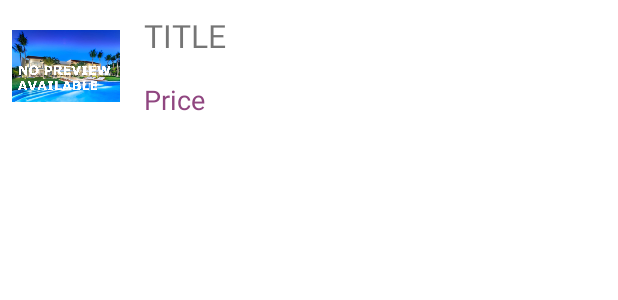
After one commit to Neandril/RealEstateManager, an Android app: the layout custom_map_icon.xml on its own in the app's theme, with its tools: preview values and no code run, on a phone screen of 412 x 824 dp. The commit adds this screen. Shown: the top 300 px of the screen. Run offline under Robolectric (Android 15) with nearby library versions, the phone set to English and light mode, and no system bars.

Commit message:
Implementation of the map with custom markers

```diff
--- a/app/build.gradle
+++ b/app/build.gradle
@@ -90,6 +90,10 @@ dependencies {
     // COROUTINES
     api "org.jetbrains.kotlinx:kotlinx-coroutines-android:$rootProject.coroutines"
 
+    // GLIDE
+    implementation 'com.github.bumptech.glide:glide:4.11.0'
+    annotationProcessor 'com.github.bumptech.glide:compiler:4.11.0'
+
     // GOOGLE MAPS
     implementation 'com.google.android.gms:play-services-places:17.0.0'
     implementation 'com.google.android.gms:play-services-maps:17.0.0'
--- a/app/src/main/java/com/neandril/realestatemanager/utils/Extensions.kt
+++ b/app/src/main/java/com/neandril/realestatemanager/utils/Extensions.kt
@@ -20,5 +20,5 @@ fun String.toSquare() : String {
 // Returns a string with separated thousands
 fun String.toThousand() : String {
     val value = this.toInt()
-    return String.format("%,d".format(value), this)
+    return String.format("%,d".format(value) + " $", this)
 }
--- /dev/null
+++ b/app/src/main/res/drawable/ic_map_picture_empty.xml
@@ -0,0 +1,5 @@
+<vector android:height="24dp" android:tint="#EBEBEB"
+    android:viewportHeight="24.0" android:viewportWidth="24.0"
+    android:width="24dp" xmlns:android="http://schemas.android.com/apk/res/android">
+    <path android:fillColor="#FF000000" android:pathData="M21,19V5c0,-1.1 -0.9,-2 -2,-2H5c-1.1,0 -2,0.9 -2,2v14c0,1.1 0.9,2 2,2h14c1.1,0 2,-0.9 2,-2zM8.5,13.5l2.5,3.01L14.5,12l4.5,6H5l3.5,-4.5z"/>
+</vector>
--- /dev/null
+++ b/app/src/main/res/layout/custom_map_icon.xml
@@ -0,0 +1,42 @@
+<?xml version="1.0" encoding="utf-8"?>
+<LinearLayout xmlns:android="http://schemas.android.com/apk/res/android"
+    xmlns:app="http://schemas.android.com/apk/res-auto"
+    xmlns:tools="http://schemas.android.com/tools"
+    android:orientation="horizontal"
+    android:layout_width="wrap_content"
+    android:layout_height="wrap_content">
+
+    <ImageView
+        android:id="@+id/map_estate_marker_picture"
+        android:layout_width="72dp"
+        android:layout_height="72dp"
+        android:layout_gravity="center_vertical"
+        android:layout_margin="@dimen/std_margin"
+        android:src="@drawable/no_preview_available" />
+
+    <LinearLayout
+        android:layout_width="wrap_content"
+        android:layout_height="wrap_content"
+        android:layout_gravity="center_vertical"
+        android:orientation="vertical">
+
+        <TextView
+            android:id="@+id/map_estate_marker_title"
+            android:layout_width="wrap_content"
+            android:layout_height="wrap_content"
+            android:layout_margin="@dimen/std_margin"
+            android:textSize="@dimen/font_size_mid"
+            tools:text="TITLE"/>
+
+        <TextView
+            android:id="@+id/map_estate_marker_price"
+            android:layout_width="wrap_content"
+            android:layout_height="wrap_content"
+            android:layout_margin="@dimen/std_margin"
+            android:textSize="@dimen/font_size_small"
+            android:textColor="@color/colorAccent"
+            tools:text="Price"/>
+
+    </LinearLayout>
+
+</LinearLayout>
--- a/app/src/main/res/values/strings.xml
+++ b/app/src/main/res/values/strings.xml
@@ -86,6 +86,7 @@
     <!-- ADAPTERS -->
     <string name="has_been_sold">SOLD</string>
     <string name="still_available">AVAILABLE</string>
+    <string name="custom_map_price_and_surface">%1$s - %2$s</string>
 
     <string name="hello_blank_fragment">Hello blank fragment</string>
 
```
Also changed, not shown: app/src/main/java/com/neandril/realestatemanager/views/activities/MapViewActivity.kt (+139 -10 lines).
